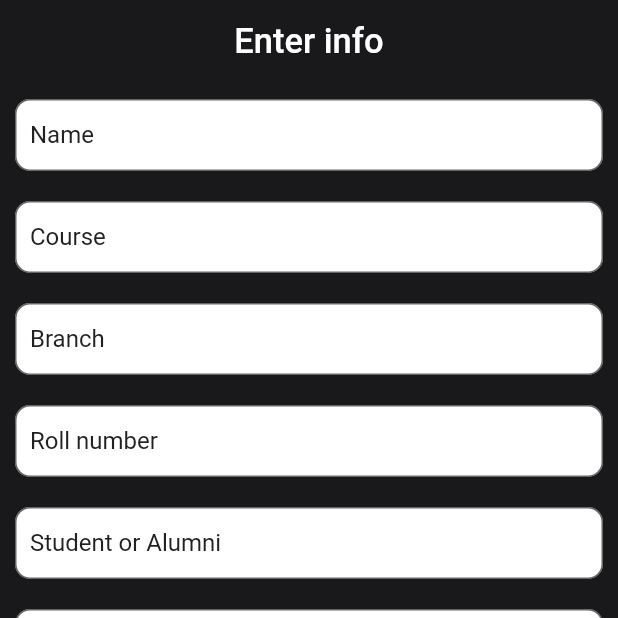
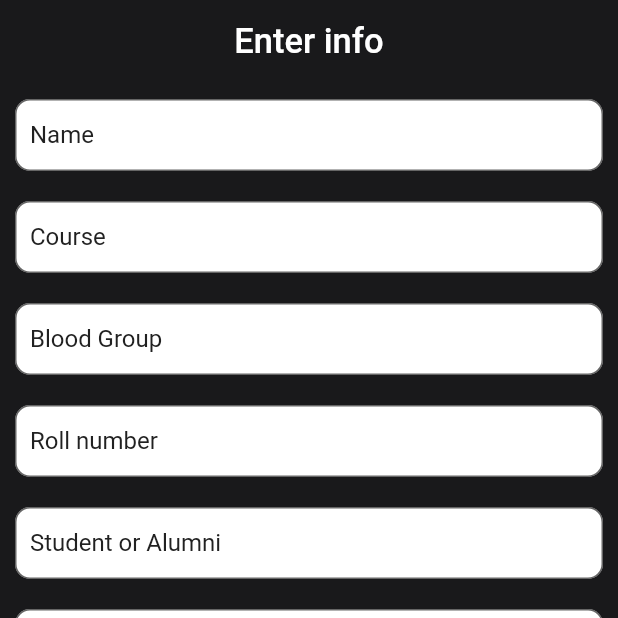
Before and after one commit to ShiekhAmish/Alumni-App, a Flutter app: the SecondScreen screen opened directly with empty values, on a phone screen of 412 x 824 dp, the top half of it. Run offline on Flutter 3.47's test engine with Material 2 defaults, Android fonts, the phone set to English and light mode, and no system bars; our stand-ins replace cloud_firestore, email_validator, firebase_auth, firebase_core, firebase_storage, image_picker and 4 more; accounts and stored records are empty.

Commit message:
Firestore Storage Work

```diff
--- a/Alumni_App/lib/resources/firebaseMethods.dart
+++ b/Alumni_App/lib/resources/firebaseMethods.dart
@@ -61,7 +61,8 @@ class FirebaseMethods {
     String _imageUrl;
 
     _uploadTask = _storage.ref().child(_filePath).putFile(file);
-    TaskSnapshot taskSnapshot = await _uploadTask.whenComplete(() => null);
+
+    TaskSnapshot taskSnapshot = await _uploadTask.whenComplete(() => Post());
 
     // Waits till the file is uploaded then stores the download url
     await taskSnapshot.ref.getDownloadURL().then((value) {
--- a/Alumni_App/lib/screens/loginRelatedScreens/secondScreen.dart
+++ b/Alumni_App/lib/screens/loginRelatedScreens/secondScreen.dart
@@ -109,11 +109,11 @@ class _SecondScreenState extends State<SecondScreen> {
                       style: TextStyle(fontSize: 16, color: Colors.black),
                       validator: (value) {
                         if (_branch.text.length < 3)
-                          return "branch name must be atleast 2 characters long";
+                          return "Blood Group must be atleast 2 characters long";
                         return null;
                       },
                       decoration: InputDecoration(
-                        hintText: "Branch",
+                        hintText: "Blood Group",
                         hintStyle:
                             TextStyle(fontSize: 16, color: Colors.grey[900]),
                         filled: true,
--- a/Alumni_App/pubspec.yaml
+++ b/Alumni_App/pubspec.yaml
@@ -27,11 +27,13 @@ dependencies:
   firebase_core: ^0.7.0
   cloud_firestore: ^0.16.0+1
   google_sign_in: ^4.5.9
+  google_sign_in_web: ^0.9.2
   firebase_auth: ^0.20.1
   shimmer: ^2.0.0
   email_validator: ^2.0.1
   image_picker: ^0.6.7+22
   firebase_storage: ^7.0.0
+  firebase_storage_web: ^0.1.1+3
   pull_to_refresh: ^2.0.0
   timeago: ^3.2.2
   like_button: ^2.0.4
```
Also changed, not shown: Alumni_App/pubspec.lock, 2 other files.
